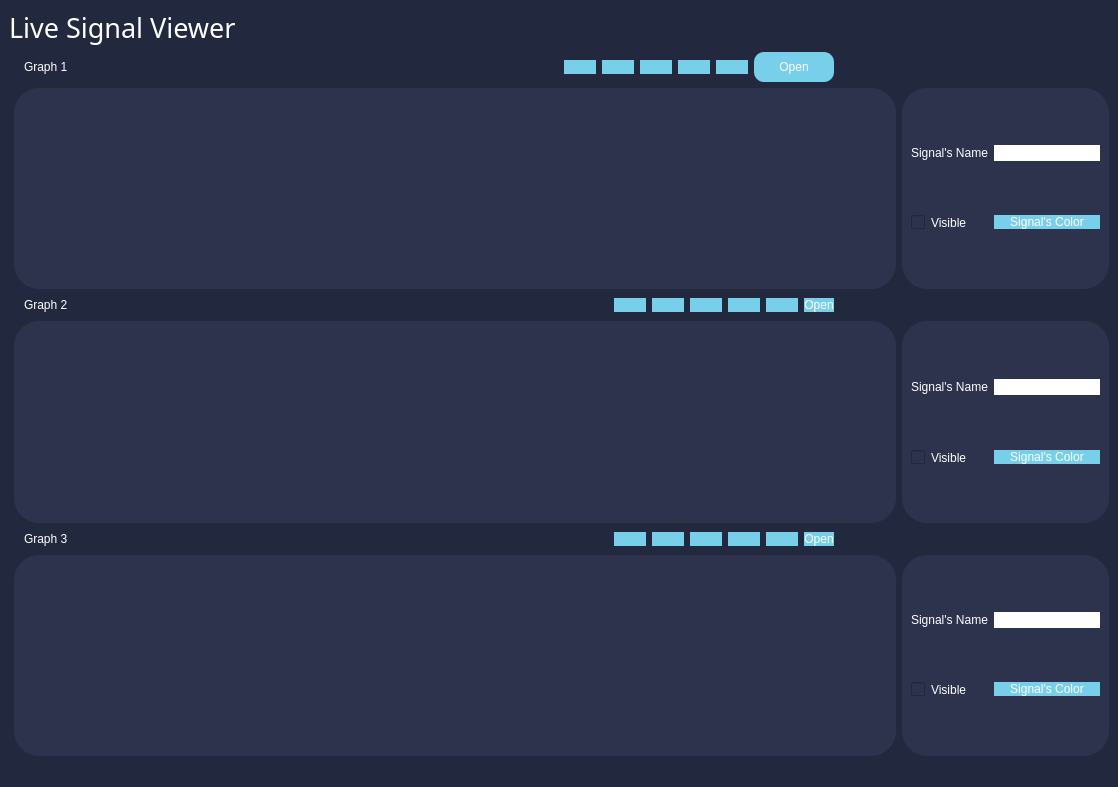
First picture: the form in main.ui, repository hassnaa11/Signal-Viewer, before the edit.
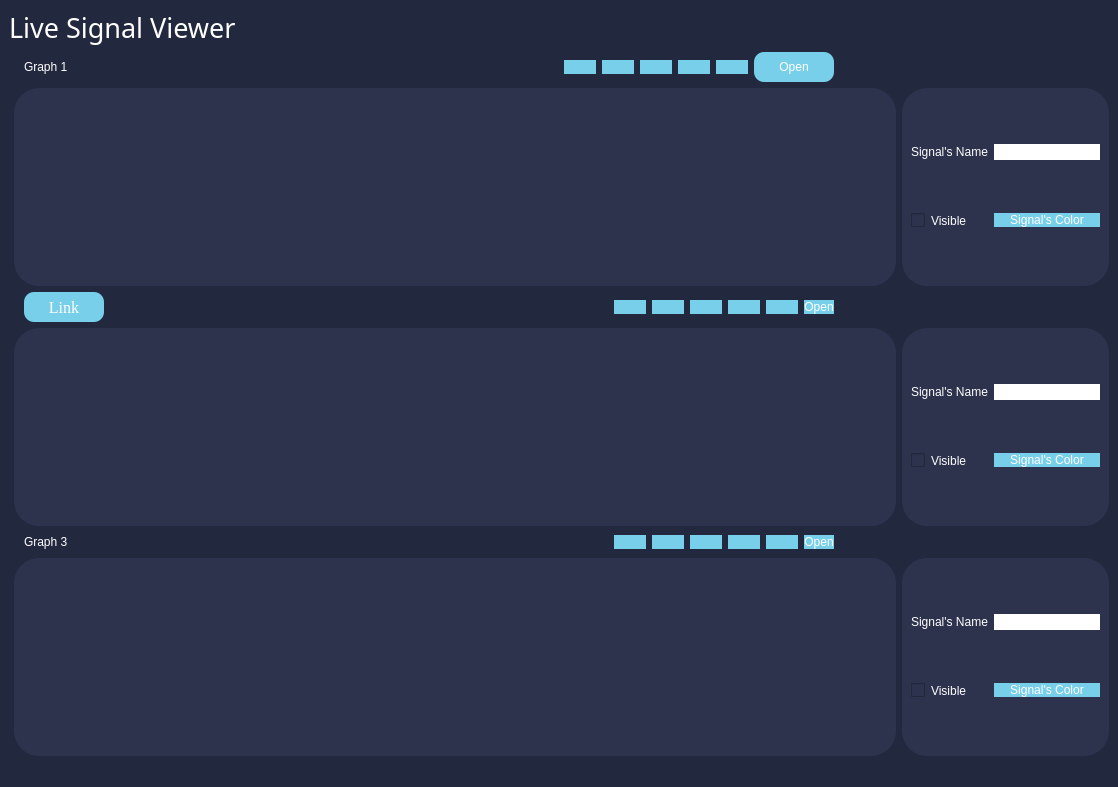
Second picture: the form after the edit. Icons and pictures are not drawn.

Commit message: link graphs

The edit to the form file:
```diff
--- a/main.ui
+++ b/main.ui
@@ -207,17 +207,42 @@
        <number>275</number>
       </property>
       <item>
-       <widget class="QLabel" name="graph_Label_2">
+       <widget class="QPushButton" name="link_button">
+        <property name="sizePolicy">
+         <sizepolicy hsizetype="Fixed" vsizetype="Fixed">
+          <horstretch>0</horstretch>
+          <verstretch>0</verstretch>
+         </sizepolicy>
+        </property>
+        <property name="minimumSize">
+         <size>
+          <width>80</width>
+          <height>30</height>
+         </size>
+        </property>
+        <property name="font">
+         <font>
+          <family>Georgia</family>
+          <pointsize>12</pointsize>
+          <weight>50</weight>
+          <italic>false</italic>
+          <bold>false</bold>
+         </font>
+        </property>
+        <property name="cursor">
+         <cursorShape>OpenHandCursor</cursorShape>
+        </property>
         <property name="styleSheet">
-         <string notr="true">color: rgb(255, 255, 255);
-font: italic 11pt &quot;Georgia&quot;;
-</string>
+         <string notr="true">font: italic 10pt &quot;Georgia&quot;;
+font: 12pt &quot;Georgia&quot;;
+
+color: rgb(255, 255, 255);
+background-color: rgb(120, 207, 233);
+buttoon-shadow: 2px 2px 5px rgb(0, 0, 0);
+border-radius: 10px;</string>
         </property>
         <property name="text">
-         <string>Graph 2</string>
-        </property>
-        <property name="textFormat">
-         <enum>Qt::PlainText</enum>
+         <string>Link</string>
         </property>
        </widget>
       </item>
```
Left out of the diff: 4 changed lines with no effect on the pictures. The commit also changes 5 other files.
